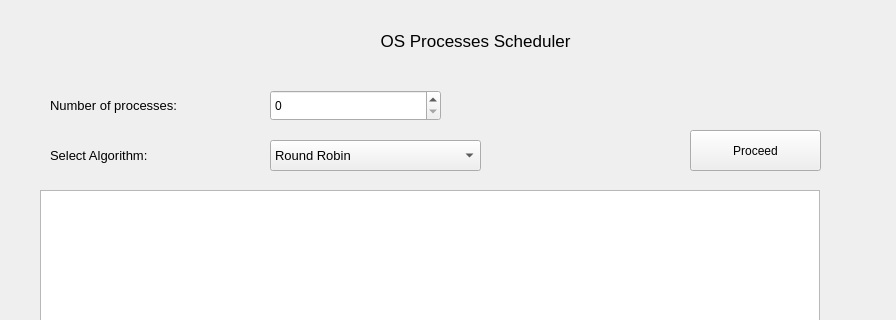
Qt form mainwindow.ui (osamamuhammad3623/OS-processes-scheduler) before a commit; both pictures show x 0 to 896 and y 0 to 320 of the 896 by 753 pixel window.
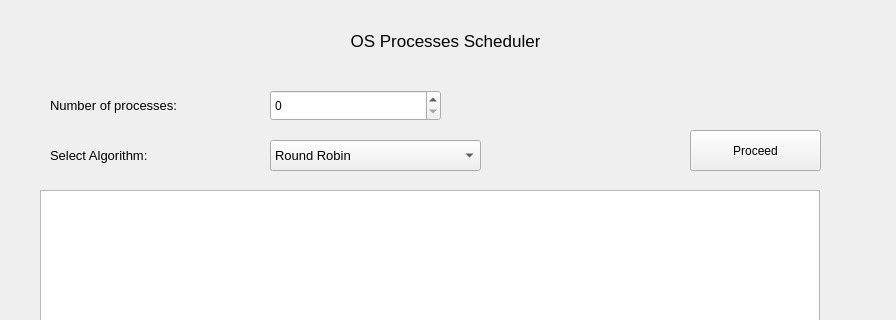
The same form after that commit.

The edit to the form file:
```diff
--- a/mainwindow.ui
+++ b/mainwindow.ui
@@ -185,9 +185,9 @@
    <widget class="QLabel" name="label_3">
     <property name="geometry">
      <rect>
-      <x>10</x>
+      <x>20</x>
       <y>20</y>
-      <width>931</width>
+      <width>851</width>
       <height>41</height>
      </rect>
     </property>
```
